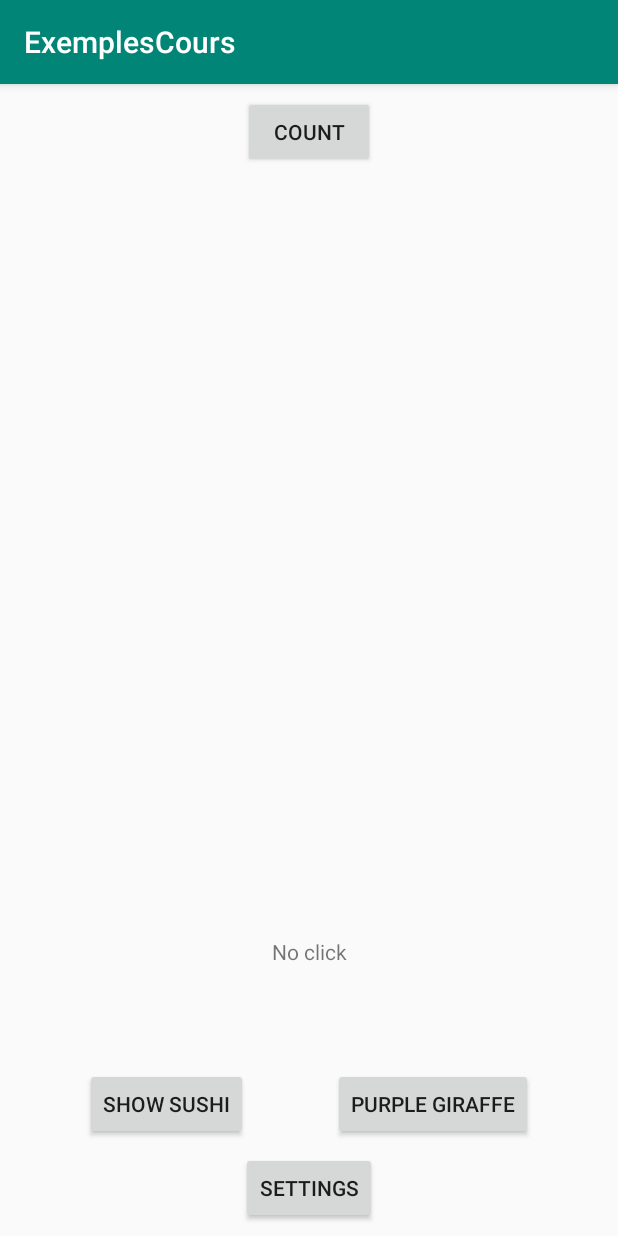
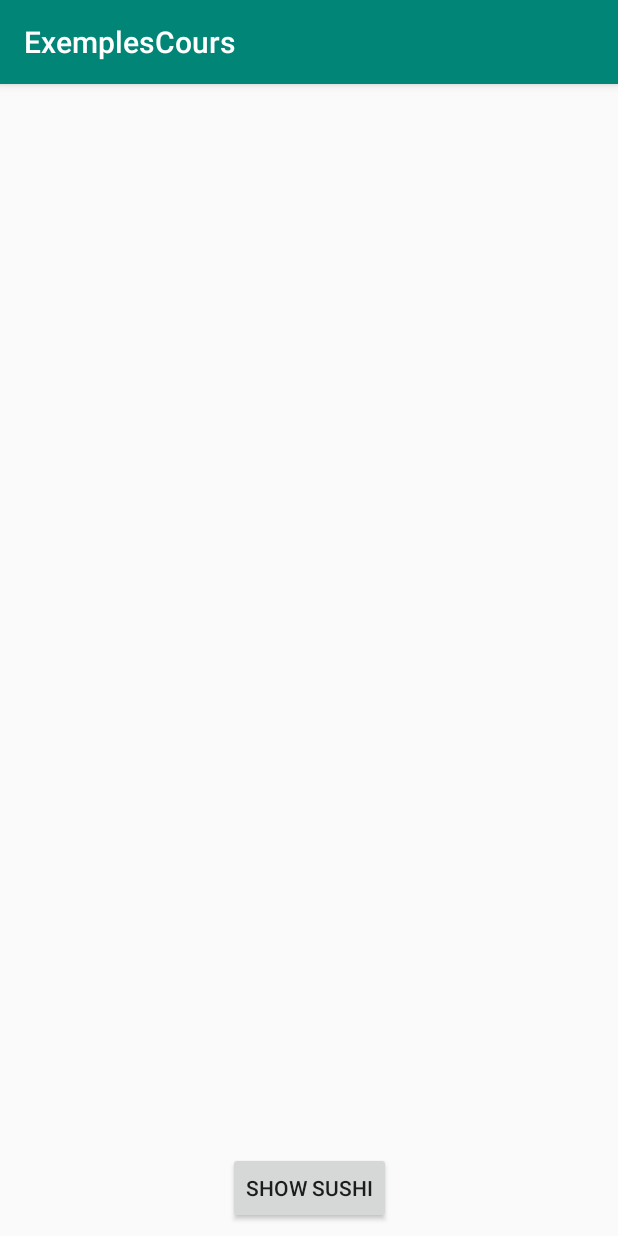
Before and after one commit to P-Giraffe/cours-android, an Android app: the screen it shows after launch (MainActivity), on a phone screen of 412 x 824 dp. Run offline under Robolectric (Android 15) with nearby library versions, the phone set to English and light mode, and no system bars.

Commit message:
Suppression des modifs déplacées sur un autre chapitre

```diff
--- a/cours-standard/Partie_3_diaporama_photo/ExemplesCours/app/src/main/AndroidManifest.xml
+++ b/cours-standard/Partie_3_diaporama_photo/ExemplesCours/app/src/main/AndroidManifest.xml
@@ -16,8 +16,6 @@
                 <category android:name="android.intent.category.LAUNCHER"/>
             </intent-filter>
         </activity>
-        <activity android:name=".SettingsActivity">
-        </activity>
     </application>
 
 </manifest>
--- a/cours-standard/Partie_3_diaporama_photo/ExemplesCours/app/src/main/java/fr/purplegiraffe/exemplescours/MainActivity.kt
+++ b/cours-standard/Partie_3_diaporama_photo/ExemplesCours/app/src/main/java/fr/purplegiraffe/exemplescours/MainActivity.kt
@@ -10,88 +10,12 @@ import android.view.View
 import kotlinx.android.synthetic.main.activity_main.*
 
 class MainActivity : AppCompatActivity() {
-    var clickCount:Int = 0
     override fun onCreate(savedInstanceState: Bundle?) {
         super.onCreate(savedInstanceState)
         setContentView(R.layout.activity_main)
-        restoreState(savedInstanceState)
-        Log.i("ActivityLifecycle", "onCreate")
     }
 
     fun sushiButtonTouched(sushiButton:View) {
         imageView.setImageResource(R.drawable.sushi)
     }
-
-    fun buttonClick(button:View) {
-        clickCount = clickCount + 1
-        updateDisplay()
-    }
-
-    fun settingsButtonTouched(button:View) {
-        val intent = Intent(this, SettingsActivity::class.java)
-        intent.putExtra("clickCount", clickCount)
-        startActivity(intent)
-    }
-
-    fun purpleGiraffeButtonTouched(button:View) {
-        val webpage: Uri = Uri.parse("https://www.purplegiraffe.fr")
-        val intent = Intent(Intent.ACTION_VIEW, webpage)
-        if (intent.resolveActivity(packageManager) != null) {
-            startActivity(intent)
-        }
-    }
-
-    fun updateDisplay() {
-        if (clickCount == 0) {
-            textView.text = getString(R.string.no_click)
-        } else {
-            textView.text = getString(R.string.click_count, clickCount)
-            textView.text = resources.getQuantityString(R.plurals.click_count_p, clickCount, clickCount)
-        }
-    }
-
-    override fun onSaveInstanceState(outState: Bundle?) {
-        super.onSaveInstanceState(outState)
-        outState?.putInt("clickCount", clickCount)
-    }
-
-    override fun onRestoreInstanceState(savedInstanceState: Bundle?) {
-        super.onRestoreInstanceState(savedInstanceState)
-        restoreState(savedInstanceState)
-    }
-
-    private fun restoreState(savedInstanceState: Bundle?) {
-        clickCount = savedInstanceState?.getInt("clickCount") ?: 0
-        updateDisplay()
-    }
-
-    override fun onResume() {
-        super.onResume()
-        Log.i("ActivityLifecycle", "onResume")
-    }
-
-    override fun onStart() {
-        super.onStart()
-        Log.i("ActivityLifecycle", "onStart")
-    }
-
-    override fun onPause() {
-        super.onPause()
-        Log.i("ActivityLifecycle", "onPause")
-    }
-
-    override fun onStop() {
-        super.onStop()
-        Log.i("ActivityLifecycle", "onStop")
-    }
-
-    override fun onRestart() {
-        super.onRestart()
-        Log.i("ActivityLifecycle", "onRestart")
-    }
-
-    override fun onDestroy() {
-        super.onDestroy()
-        Log.i("ActivityLifecycle", "onDestroy")
-    }
 }
--- a/cours-standard/Partie_3_diaporama_photo/ExemplesCours/app/src/main/res/layout/activity_main.xml
+++ b/cours-standard/Partie_3_diaporama_photo/ExemplesCours/app/src/main/res/layout/activity_main.xml
@@ -7,54 +7,23 @@
         android:layout_height="match_parent"
         tools:context=".MainActivity">
 
-    <TextView
-            android:layout_width="wrap_content"
-            android:layout_height="wrap_content"
-            android:text="Hello World!"
-            app:layout_constraintBottom_toBottomOf="parent"
-            app:layout_constraintLeft_toLeftOf="parent"
-            app:layout_constraintRight_toRightOf="parent"
-            app:layout_constraintTop_toTopOf="parent" android:id="@+id/textView"
-            app:layout_constraintVertical_bias="0.76"/>
-    <Button
-            android:text="@string/counter"
-            android:layout_width="wrap_content"
-            android:layout_height="wrap_content"
-            android:id="@+id/button" android:layout_marginTop="8dp"
-            app:layout_constraintTop_toTopOf="parent" app:layout_constraintStart_toStartOf="parent"
-            android:layout_marginStart="8dp" app:layout_constraintEnd_toEndOf="parent" android:layout_marginEnd="8dp"
-            android:onClick="buttonClick"/>
-    <Button
-            android:text="@string/settings"
-            android:layout_width="wrap_content"
-            android:layout_height="wrap_content"
-            android:id="@+id/button2" android:layout_marginBottom="8dp"
-            app:layout_constraintBottom_toBottomOf="parent" app:layout_constraintStart_toStartOf="parent"
-            android:layout_marginStart="8dp" app:layout_constraintEnd_toEndOf="parent" android:layout_marginEnd="8dp"
-            android:onClick="settingsButtonTouched"/>
-    <Button
-            android:text="Purple Giraffe"
-            android:layout_width="wrap_content"
-            android:layout_height="wrap_content"
-            android:id="@+id/button3" android:layout_marginBottom="8dp"
-            app:layout_constraintBottom_toTopOf="@+id/button2"
-            android:onClick="purpleGiraffeButtonTouched" app:layout_constraintStart_toEndOf="@+id/button4"
-            app:layout_constraintHorizontal_bias="0.5" app:layout_constraintEnd_toEndOf="parent"/>
     <ImageView
             android:layout_width="0dp"
             android:layout_height="0dp"
-            android:id="@+id/imageView" android:layout_marginTop="8dp"
-            app:layout_constraintTop_toBottomOf="@+id/button" app:layout_constraintStart_toStartOf="parent"
+            android:id="@+id/imageView"
+            app:layout_constraintStart_toStartOf="parent"
             android:layout_marginStart="8dp" app:layout_constraintEnd_toEndOf="parent" android:layout_marginEnd="8dp"
-            android:layout_marginBottom="8dp" app:layout_constraintBottom_toTopOf="@+id/button3"
-            android:scaleType="centerCrop"/>
+            android:scaleType="centerCrop" android:layout_marginBottom="8dp"
+            app:layout_constraintBottom_toTopOf="@+id/button4" android:layout_marginTop="8dp"
+            app:layout_constraintTop_toTopOf="parent"/>
     <Button
             android:text="@string/show_sushi"
             android:layout_width="wrap_content"
             android:layout_height="wrap_content"
             android:id="@+id/button4" app:layout_constraintStart_toStartOf="parent"
-            app:layout_constraintHorizontal_bias="0.5" app:layout_constraintEnd_toStartOf="@+id/button3"
             app:layout_constraintHorizontal_chainStyle="spread"
-            app:layout_constraintBaseline_toBaselineOf="@+id/button3" android:onClick="sushiButtonTouched"/>
+            android:onClick="sushiButtonTouched" app:layout_constraintBottom_toBottomOf="parent"
+            android:layout_marginBottom="8dp" app:layout_constraintEnd_toEndOf="parent"
+    />
 
 </android.support.constraint.ConstraintLayout>
```
